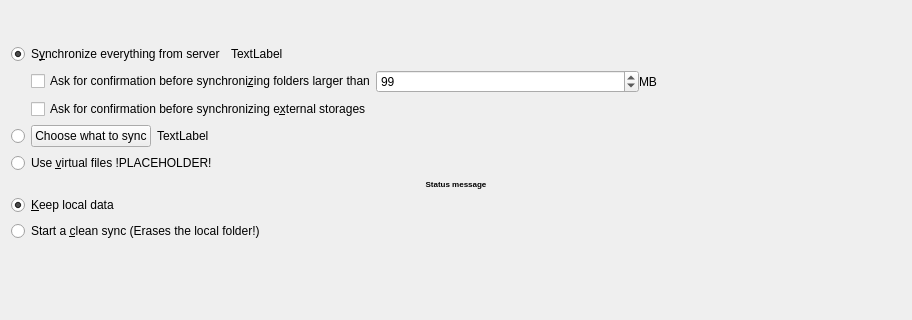
Qt form src/gui/wizard/owncloudadvancedsetuppage.ui (arifulislamat/nextcloud-desktop-sync) before a commit; both pictures show x 0 to 912 and y 174 to 494 of the 912 by 633 pixel window.
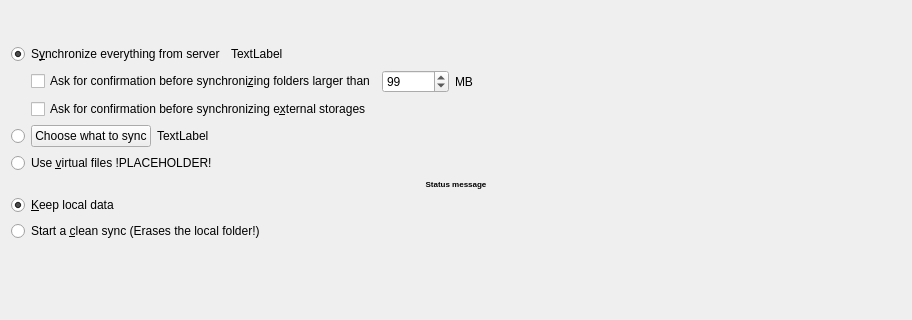
The same form after that commit.

Commit message: Let wizard decide on size of window

Patch:
```diff
--- a/src/gui/wizard/owncloudadvancedsetuppage.ui
+++ b/src/gui/wizard/owncloudadvancedsetuppage.ui
@@ -194,74 +194,18 @@
     </layout>
    </item>
    <item>
-    <layout class="QGridLayout" name="gridLayout">
-     <item row="3" column="0" colspan="2">
-      <widget class="QWidget" name="resolutionWidget" native="true">
-       <property name="sizePolicy">
-        <sizepolicy hsizetype="Preferred" vsizetype="Fixed">
-         <horstretch>0</horstretch>
-         <verstretch>0</verstretch>
-        </sizepolicy>
-       </property>
-       <layout class="QFormLayout" name="formLayout_2">
-        <property name="sizeConstraint">
-         <enum>QLayout::SetMinimumSize</enum>
-        </property>
-        <property name="fieldGrowthPolicy">
-         <enum>QFormLayout::ExpandingFieldsGrow</enum>
-        </property>
-        <property name="horizontalSpacing">
-         <number>0</number>
-        </property>
-        <property name="verticalSpacing">
-         <number>6</number>
-        </property>
-        <property name="leftMargin">
-         <number>0</number>
-        </property>
+    <layout class="QVBoxLayout" name="wSyncStrategy">
         <property name="topMargin">
-         <number>0</number>
-        </property>
-        <item row="1" column="0" colspan="2">
-         <widget class="QRadioButton" name="rKeepLocal">
-          <property name="text">
-           <string>&amp;Keep local data</string>
-          </property>
-          <property name="checked">
-           <bool>true</bool>
-          </property>
-         </widget>
-        </item>
-        <item row="2" column="0" colspan="2">
-         <widget class="QRadioButton" name="cbSyncFromScratch">
-          <property name="toolTip">
-           <string>&lt;html&gt;&lt;head/&gt;&lt;body&gt;&lt;p&gt;If this box is checked, existing content in the local folder will be erased to start a clean sync from the server.&lt;/p&gt;&lt;p&gt;Do not check this if the local content should be uploaded to the servers folder.&lt;/p&gt;&lt;/body&gt;&lt;/html&gt;</string>
-          </property>
-          <property name="text">
-           <string>Start a &amp;clean sync (Erases the local folder!)</string>
-          </property>
-          <property name="checkable">
-           <bool>true</bool>
-          </property>
-         </widget>
-        </item>
-       </layout>
-      </widget>
-     </item>
-     <item row="0" column="0" colspan="2">
-      <widget class="QWidget" name="wSyncStrategy" native="true">
-       <layout class="QVBoxLayout" name="verticalLayout">
-        <property name="leftMargin">
-         <number>0</number>
-        </property>
-        <property name="rightMargin">
          <number>0</number>
         </property>
         <property name="bottomMargin">
          <number>0</number>
         </property>
         <item>
-         <layout class="QHBoxLayout" name="horizontalLayout_2">
+      <layout class="QHBoxLayout" name="horizontalLayout_5">
+       <property name="topMargin">
+        <number>0</number>
+       </property>
           <item>
            <widget class="QRadioButton" name="rSyncEverything">
             <property name="text">
@@ -283,7 +227,7 @@
            </widget>
           </item>
           <item>
-           <spacer name="horizontalSpacer_3">
+        <spacer name="horizontalSpacer_2">
             <property name="orientation">
              <enum>Qt::Horizontal</enum>
             </property>
@@ -298,12 +242,12 @@
          </layout>
         </item>
         <item>
-         <layout class="QGridLayout" name="gridLayout_2">
-          <property name="horizontalSpacing">
+      <layout class="QHBoxLayout" name="horizontalLayout_6">
+       <property name="topMargin">
            <number>0</number>
           </property>
-          <item row="0" column="0">
-           <spacer name="horizontalSpacer_4">
+       <item>
+        <spacer name="horizontalSpacer_8">
             <property name="orientation">
              <enum>Qt::Horizontal</enum>
             </property>
@@ -318,8 +262,6 @@
             </property>
            </spacer>
           </item>
-          <item row="0" column="1">
-           <layout class="QHBoxLayout" name="horizontalLayout_3">
             <item>
              <widget class="QCheckBox" name="confCheckBoxSize">
               <property name="text">
@@ -344,19 +286,69 @@
               </property>
              </widget>
             </item>
-           </layout>
-          </item>
-          <item row="1" column="1">
+       <item>
+        <spacer name="horizontalSpacer_7">
+         <property name="orientation">
+          <enum>Qt::Horizontal</enum>
+         </property>
+         <property name="sizeHint" stdset="0">
+          <size>
+           <width>40</width>
+           <height>20</height>
+          </size>
+         </property>
+        </spacer>
+       </item>
+      </layout>
+     </item>
+     <item>
+      <layout class="QHBoxLayout" name="horizontalLayout_8">
+       <property name="topMargin">
+        <number>0</number>
+       </property>
+       <item>
+        <spacer name="horizontalSpacer_9">
+         <property name="orientation">
+          <enum>Qt::Horizontal</enum>
+         </property>
+         <property name="sizeType">
+          <enum>QSizePolicy::Minimum</enum>
+         </property>
+         <property name="sizeHint" stdset="0">
+          <size>
+           <width>20</width>
+           <height>20</height>
+          </size>
+         </property>
+        </spacer>
+       </item>
+       <item>
            <widget class="QCheckBox" name="confCheckBoxExternal">
             <property name="text">
              <string>Ask for confirmation before synchronizing e&amp;xternal storages</string>
             </property>
            </widget>
           </item>
+       <item>
+        <spacer name="horizontalSpacer_10">
+         <property name="orientation">
+          <enum>Qt::Horizontal</enum>
+         </property>
+         <property name="sizeHint" stdset="0">
+          <size>
+           <width>40</width>
+           <height>20</height>
+          </size>
+         </property>
+        </spacer>
+       </item>
          </layout>
         </item>
         <item>
-         <layout class="QHBoxLayout" name="horizontalLayout">
+      <layout class="QHBoxLayout" name="horizontalLayout_10">
+       <property name="topMargin">
+        <number>0</number>
+       </property>
           <item>
            <widget class="QRadioButton" name="rSelectiveSync">
             <property name="sizePolicy">
@@ -438,10 +430,14 @@
           </item>
          </layout>
         </item>
-       </layout>
-      </widget>
+     <item>
+      <layout class="QHBoxLayout" name="horizontalLayout_11">
+       <property name="topMargin">
+        <number>0</number>
+       </property>
+      </layout>
      </item>
-     <item row="2" column="0" colspan="2">
+     <item>
       <widget class="QLabel" name="syncModeLabel">
        <property name="font">
         <font>
@@ -467,6 +463,65 @@
        </property>
       </widget>
      </item>
+     <item>
+      <widget class="QWidget" name="resolutionWidget" native="true">
+       <property name="sizePolicy">
+        <sizepolicy hsizetype="Preferred" vsizetype="Fixed">
+         <horstretch>0</horstretch>
+         <verstretch>0</verstretch>
+        </sizepolicy>
+       </property>
+       <layout class="QFormLayout" name="formLayout_2">
+        <property name="sizeConstraint">
+         <enum>QLayout::SetMinimumSize</enum>
+        </property>
+        <property name="fieldGrowthPolicy">
+         <enum>QFormLayout::ExpandingFieldsGrow</enum>
+        </property>
+        <property name="horizontalSpacing">
+         <number>0</number>
+        </property>
+        <property name="verticalSpacing">
+         <number>6</number>
+        </property>
+        <property name="leftMargin">
+         <number>0</number>
+        </property>
+        <property name="topMargin">
+         <number>0</number>
+        </property>
+        <property name="rightMargin">
+         <number>0</number>
+        </property>
+        <property name="bottomMargin">
+         <number>0</number>
+        </property>
+        <item row="0" column="0">
+         <widget class="QRadioButton" name="rKeepLocal">
+          <property name="text">
+           <string>&amp;Keep local data</string>
+          </property>
+          <property name="checked">
+           <bool>true</bool>
+          </property>
+         </widget>
+        </item>
+        <item row="1" column="0">
+         <widget class="QRadioButton" name="cbSyncFromScratch">
+          <property name="toolTip">
+           <string>&lt;html&gt;&lt;head/&gt;&lt;body&gt;&lt;p&gt;If this box is checked, existing content in the local folder will be erased to start a clean sync from the server.&lt;/p&gt;&lt;p&gt;Do not check this if the local content should be uploaded to the servers folder.&lt;/p&gt;&lt;/body&gt;&lt;/html&gt;</string>
+          </property>
+          <property name="text">
+           <string>Start a &amp;clean sync (Erases the local folder!)</string>
+          </property>
+          <property name="checkable">
+           <bool>true</bool>
+          </property>
+         </widget>
+        </item>
+       </layout>
+      </widget>
+     </item>
     </layout>
    </item>
    <item>
```
Lines whose indentation alone changed are shown as unchanged. The commit also changes 3 other files.
